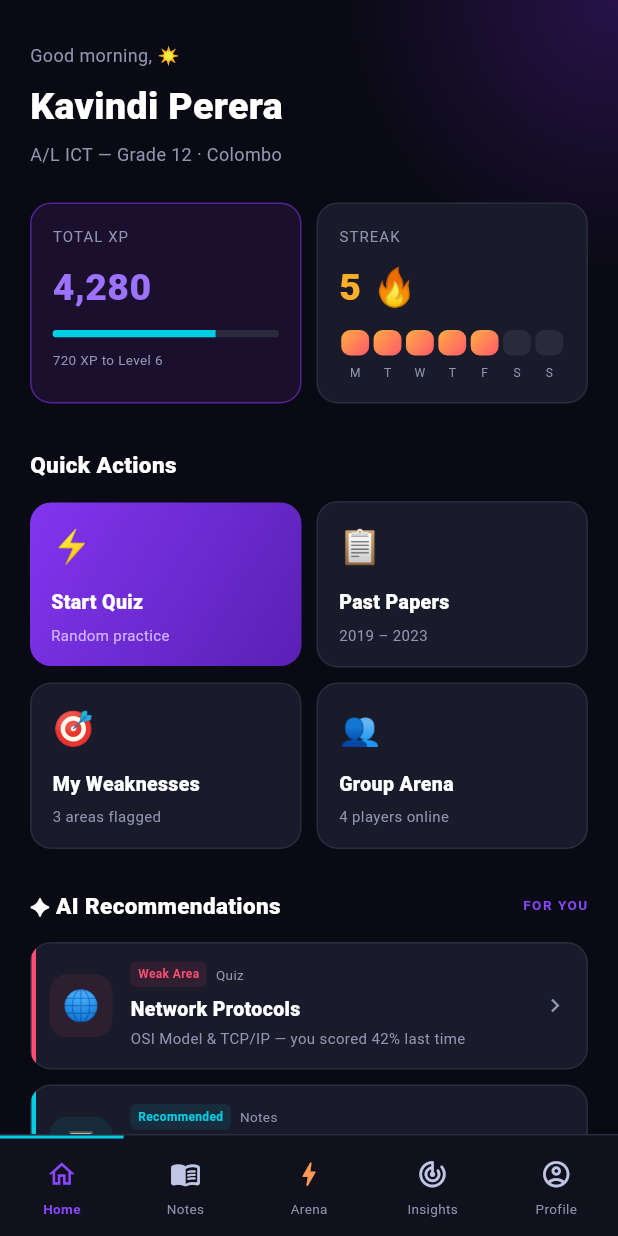
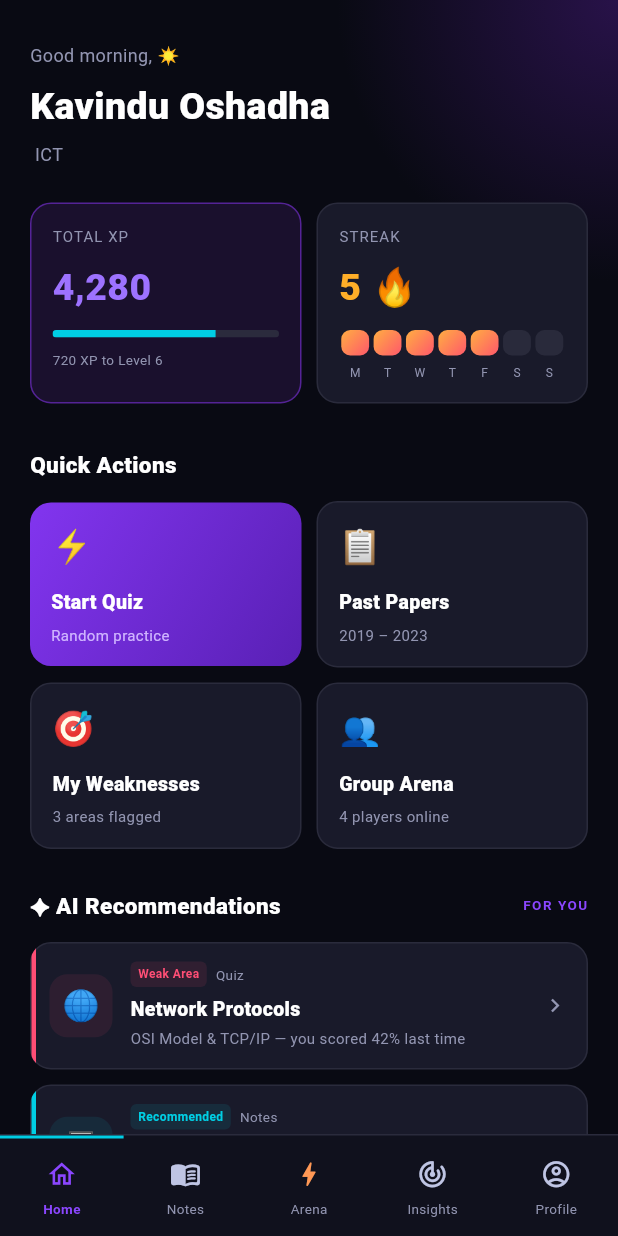
Before and after one commit to ckaushalya368/ict_learning_app, a Flutter app: the screen it shows after launch, on a phone screen of 412 x 824 dp. Run offline on Flutter 3.47's test engine with Material 3 defaults, Android fonts, the phone set to English and light mode, and no system bars; our stand-ins replace cloud_firestore, firebase_auth, firebase_core; accounts and stored records are empty.

Commit message:
Update dashboard name to Kavindu Oshada

```diff
--- a/lib/screens/home/home_screen.dart
+++ b/lib/screens/home/home_screen.dart
@@ -85,7 +85,7 @@ class HomeScreen extends StatelessWidget {
                           ),
                           const SizedBox(height: 8),
                           const Text(
-                            'Kavindi Perera',
+                            'Kavindu Oshadha',
                             style: TextStyle(
                               color: Colors.white,
                               fontSize: 25,
@@ -94,7 +94,7 @@ class HomeScreen extends StatelessWidget {
                           ),
                           const SizedBox(height: 5),
                           const Text(
-                            'A/L ICT — Grade 12 · Colombo',
+                            ' ICT ',
                             style: TextStyle(color: muted, fontSize: 12),
                           ),
                           const SizedBox(height: 24),
```
